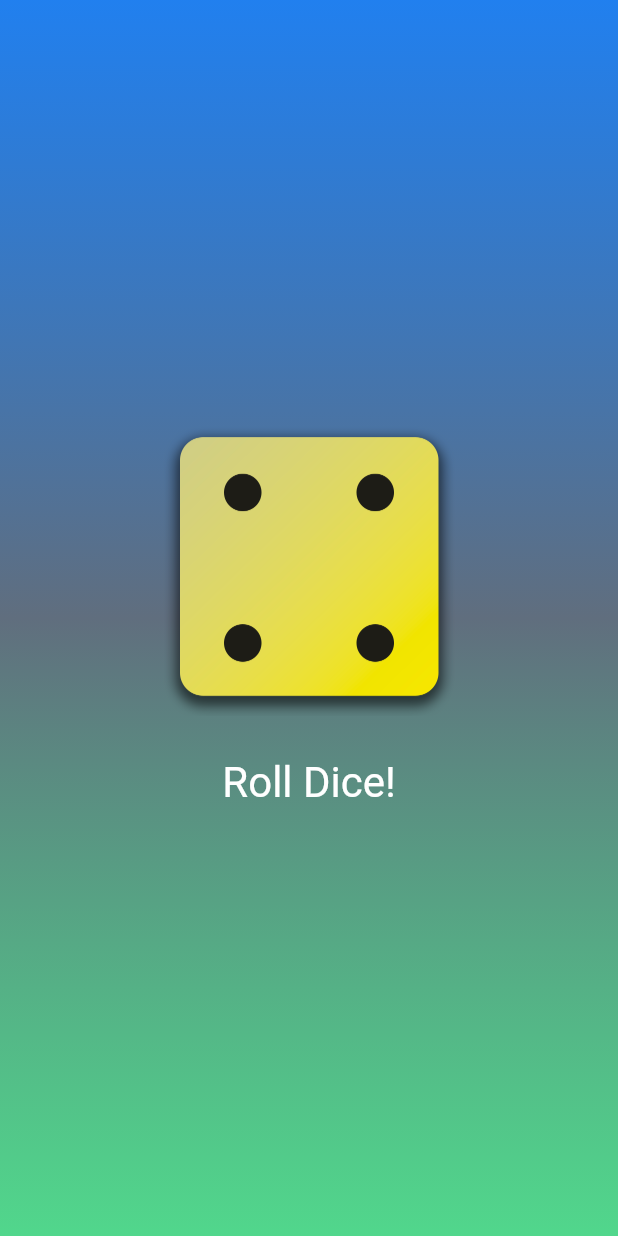
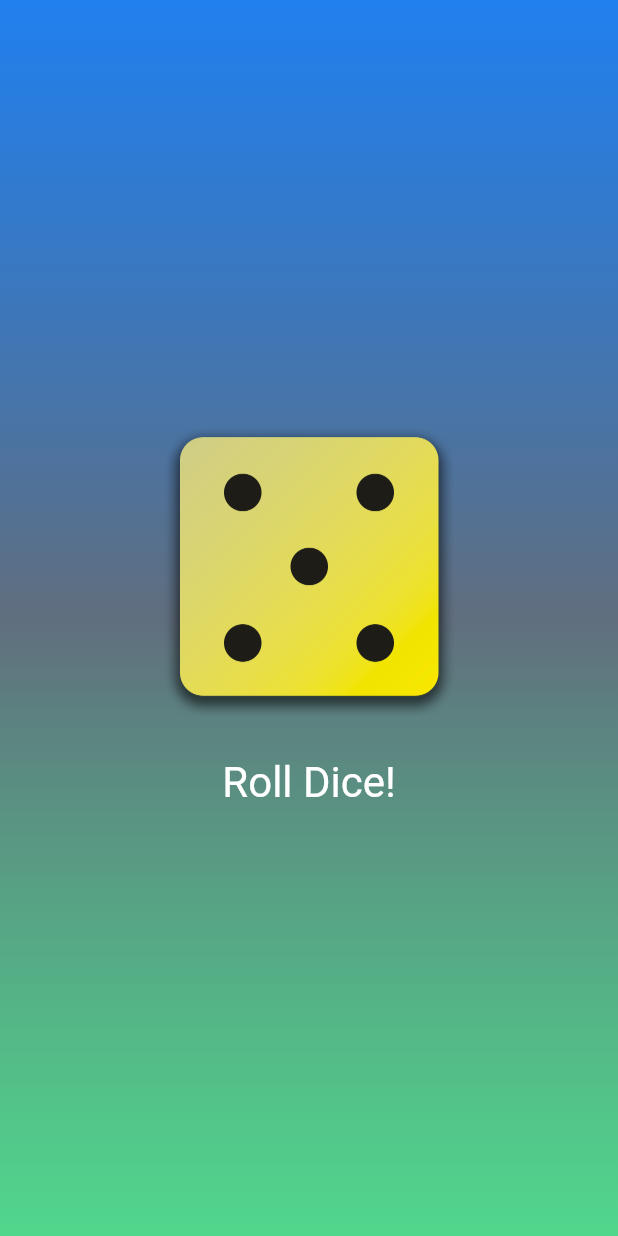
Before and after one commit to alessandro-barate/first-flutter-app, a Flutter app: the screen it shows after launch, after a tap on "Roll Dice!", on a phone screen of 412 x 824 dp. Run offline on Flutter 3.47's test engine with Material 3 defaults, Android fonts, the phone set to English and light mode, and no system bars.

```diff
--- a/lib/dice_roller.dart
+++ b/lib/dice_roller.dart
@@ -1,4 +1,7 @@
 import 'package:flutter/material.dart';
+import 'dart:math';
+
+final randomizer = Random();
 
 class DiceRoller extends StatefulWidget {
   const DiceRoller({super.key});
@@ -10,11 +13,11 @@ class DiceRoller extends StatefulWidget {
 }
 
 class _DiceRollerState extends State<DiceRoller> {
-  var activeDiceImage = 'assets/images/dice-1.png';
+  var currentDiceRoll = 2;
 
   void rollDice() {
     setState(() {
-      activeDiceImage = 'assets/images/dice-4.png';
+      currentDiceRoll = randomizer.nextInt(6) + 1;
     });
     // print('Changing image...');
   }
@@ -24,7 +27,7 @@ class _DiceRollerState extends State<DiceRoller> {
     return Column(
       mainAxisSize: MainAxisSize.min,
       children: [
-        Image.asset(activeDiceImage, width: 200),
+        Image.asset('assets/images/dice-$currentDiceRoll.png', width: 200),
         const SizedBox(height: 20),
         TextButton(
           onPressed: rollDice,
```
